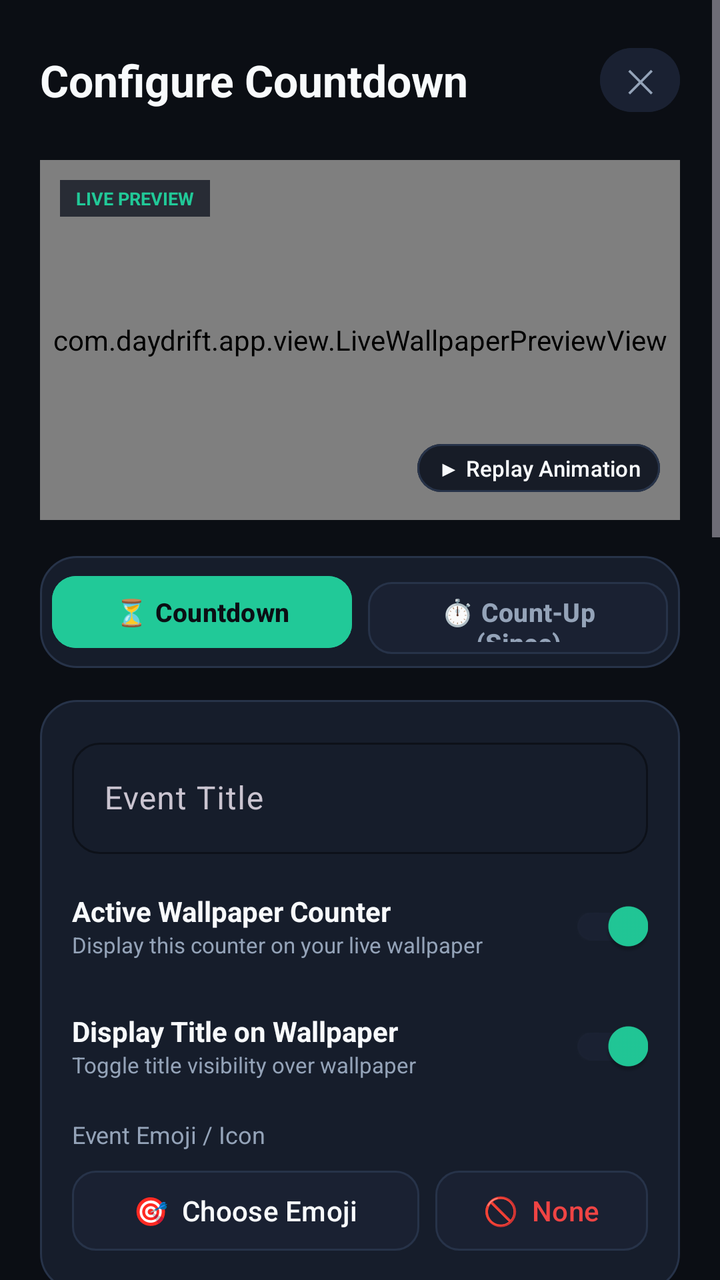
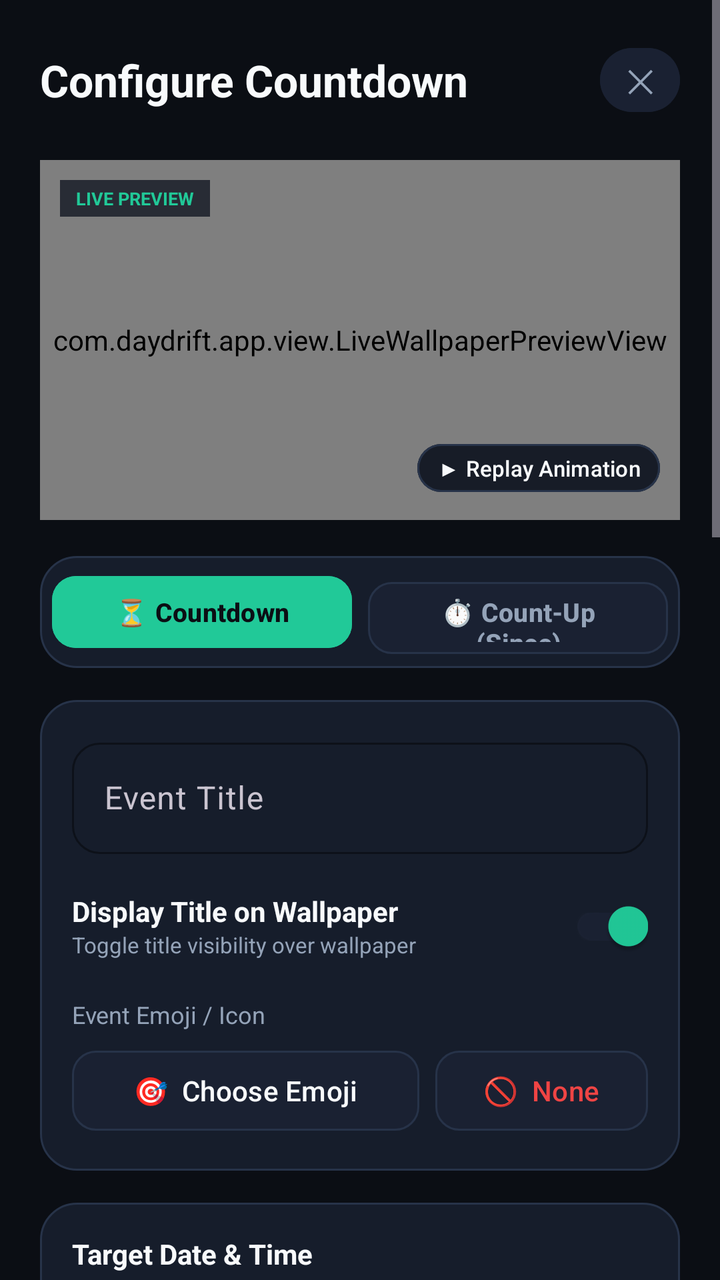

Compare the two renders of this Android layout. The source of the first and the diff that turns it into the second are given below.
<!-- AndroidManifest.xml: application theme Theme.DayDrift -->
<!-- res/layout/dialog_counter_editor.xml -->
<?xml version="1.0" encoding="utf-8"?>
<ScrollView xmlns:android="http://schemas.android.com/apk/res/android"
    xmlns:app="http://schemas.android.com/apk/res-auto"
    android:layout_width="match_parent"
    android:layout_height="match_parent"
    android:background="@color/bg_dark"
    android:fitsSystemWindows="true"
    android:fillViewport="true">

    <LinearLayout
        android:layout_width="match_parent"
        android:layout_height="wrap_content"
        android:orientation="vertical"
        android:padding="20dp">

        
        <LinearLayout
            android:layout_width="match_parent"
            android:layout_height="wrap_content"
            android:orientation="horizontal"
            android:gravity="center_vertical"
            android:layout_marginBottom="20dp">

            <TextView
                android:id="@+id/dialogTitle"
                android:layout_width="0dp"
                android:layout_height="wrap_content"
                android:layout_weight="1"
                android:text="Configure Countdown"
                android:textColor="@color/text_primary"
                android:textSize="22sp"
                android:textStyle="bold" />

            <com.google.android.material.button.MaterialButton
                android:id="@+id/btnCloseDialog"
                android:layout_width="40dp"
                android:layout_height="40dp"
                android:text="✕"
                android:textColor="@color/text_secondary"
                android:textSize="16sp"
                android:backgroundTint="@color/bg_surface_elevated"
                app:cornerRadius="20dp"
                android:padding="0dp" />
        </LinearLayout>

        
        <FrameLayout
            android:id="@+id/editorPreviewCard"
            android:layout_width="match_parent"
            android:layout_height="180dp"
            android:background="@drawable/bg_card"
            android:layout_marginBottom="18dp"
            android:clipChildren="true"
            android:clipToPadding="true">

            <com.daydrift.app.view.LiveWallpaperPreviewView
                android:id="@+id/editorPreviewView"
                android:layout_width="match_parent"
                android:layout_height="match_parent" />

            <TextView
                android:layout_width="wrap_content"
                android:layout_height="wrap_content"
                android:text="LIVE PREVIEW"
                android:textSize="9sp"
                android:textStyle="bold"
                android:textColor="@color/primary"
                android:background="#CC131824"
                android:paddingStart="8dp"
                android:paddingEnd="8dp"
                android:paddingTop="3dp"
                android:paddingBottom="3dp"
                android:layout_gravity="top|start"
                android:layout_margin="10dp" />

            <com.google.android.material.button.MaterialButton
                android:id="@+id/btnTestAnimation"
                android:layout_width="wrap_content"
                android:layout_height="32dp"
                android:text="▶ Replay Animation"
                android:textAllCaps="false"
                android:textSize="11sp"
                android:backgroundTint="#CC131824"
                android:textColor="@color/text_primary"
                app:strokeColor="@color/border_card"
                app:strokeWidth="1dp"
                app:cornerRadius="12dp"
                android:layout_gravity="bottom|end"
                android:layout_margin="10dp"
                android:paddingStart="10dp"
                android:paddingEnd="10dp"
                android:paddingTop="0dp"
                android:paddingBottom="0dp" />
        </FrameLayout>

        
        <LinearLayout
            android:layout_width="match_parent"
            android:layout_height="wrap_content"
            android:orientation="horizontal"
            android:background="@drawable/bg_card"
            android:padding="6dp"
            android:layout_marginBottom="16dp">

            <com.google.android.material.button.MaterialButton
                android:id="@+id/btnModeCountdown"
                android:layout_width="0dp"
                android:layout_height="44dp"
                android:layout_weight="1"
                android:text="⏳ Countdown"
                android:textAllCaps="false"
                android:textSize="13sp"
                android:textStyle="bold"
                android:backgroundTint="@color/primary"
                android:textColor="@color/bg_dark"
                app:cornerRadius="12dp"
                android:layout_marginEnd="4dp" />

            <com.google.android.material.button.MaterialButton
                android:id="@+id/btnModeCountUp"
                android:layout_width="0dp"
                android:layout_height="44dp"
                android:layout_weight="1"
                android:text="⏱️ Count-Up (Since)"
                android:textAllCaps="false"
                android:textSize="13sp"
                android:textStyle="bold"
                android:backgroundTint="@color/bg_surface_elevated"
                android:textColor="@color/text_secondary"
                app:strokeColor="@color/border_card"
                app:strokeWidth="1dp"
                app:cornerRadius="12dp"
                android:layout_marginStart="4dp" />
        </LinearLayout>

        
        <LinearLayout
            android:layout_width="match_parent"
            android:layout_height="wrap_content"
            android:orientation="vertical"
            android:background="@drawable/bg_card"
            android:padding="16dp"
            android:layout_marginBottom="16dp">

            <com.google.android.material.textfield.TextInputLayout
                android:layout_width="match_parent"
                android:layout_height="wrap_content"
                android:hint="Event Title"
                app:boxBackgroundColor="@color/bg_surface_card"
                app:boxStrokeColor="@color/primary"
                app:boxCornerRadiusTopStart="14dp"
                app:boxCornerRadiusTopEnd="14dp"
                app:boxCornerRadiusBottomStart="14dp"
                app:boxCornerRadiusBottomEnd="14dp"
                android:layout_marginBottom="12dp">

                <com.google.android.material.textfield.TextInputEditText
                    android:id="@+id/inputTitle"
                    android:layout_width="match_parent"
                    android:layout_height="wrap_content"
                    android:textColor="@color/text_primary"
                    android:maxLines="1" />
            </com.google.android.material.textfield.TextInputLayout>

            
            <LinearLayout
                android:layout_width="match_parent"
                android:layout_height="wrap_content"
                android:orientation="horizontal"
                android:gravity="center_vertical"
                android:layout_marginBottom="12dp">

                <LinearLayout
                    android:layout_width="0dp"
                    android:layout_height="wrap_content"
                    android:layout_weight="1"
                    android:orientation="vertical">

                    <TextView
                        android:layout_width="wrap_content"
                        android:layout_height="wrap_content"
                        android:text="Active Wallpaper Counter"
                        android:textColor="@color/text_primary"
                        android:textSize="14sp"
                        android:textStyle="bold" />

                    <TextView
                        android:layout_width="wrap_content"
                        android:layout_height="wrap_content"
                        android:text="Display this counter on your live wallpaper"
                        android:textColor="@color/text_secondary"
                        android:textSize="11sp" />
                </LinearLayout>

                <com.google.android.material.switchmaterial.SwitchMaterial
                    android:id="@+id/switchShowOnWallpaper"
                    android:layout_width="wrap_content"
                    android:layout_height="wrap_content"
                    android:checked="true"
                    app:thumbTint="@color/primary"
                    app:trackTint="@color/bg_surface_elevated" />
            </LinearLayout>

            
            <LinearLayout
                android:layout_width="match_parent"
                android:layout_height="wrap_content"
                android:orientation="horizontal"
                android:gravity="center_vertical"
                android:layout_marginBottom="12dp">

                <LinearLayout
                    android:layout_width="0dp"
                    android:layout_height="wrap_content"
                    android:layout_weight="1"
                    android:orientation="vertical">

                    <TextView
                        android:layout_width="wrap_content"
                        android:layout_height="wrap_content"
                        android:text="Display Title on Wallpaper"
                        android:textColor="@color/text_primary"
                        android:textSize="14sp"
                        android:textStyle="bold" />

                    <TextView
                        android:layout_width="wrap_content"
                        android:layout_height="wrap_content"
                        android:text="Toggle title visibility over wallpaper"
                        android:textColor="@color/text_secondary"
                        android:textSize="11sp" />
                </LinearLayout>

                <com.google.android.material.switchmaterial.SwitchMaterial
                    android:id="@+id/switchShowTitle"
                    android:layout_width="wrap_content"
                    android:layout_height="wrap_content"
                    android:checked="true"
                    app:thumbTint="@color/primary"
                    app:trackTint="@color/bg_surface_elevated" />
            </LinearLayout>

            
            <TextView
                android:layout_width="wrap_content"
                android:layout_height="wrap_content"
                android:text="Event Emoji / Icon"
                android:textColor="@color/text_secondary"
                android:textSize="12sp"
                android:layout_marginBottom="6dp" />

            <LinearLayout
                android:layout_width="match_parent"
                android:layout_height="wrap_content"
                android:orientation="horizontal"
                android:gravity="center_vertical">

                <com.google.android.material.button.MaterialButton
                    android:id="@+id/btnEmojiPicker"
                    android:layout_width="0dp"
                    android:layout_height="wrap_content"
                    android:layout_weight="1"
                    android:text="🎯  Choose Emoji"
                    android:textAllCaps="false"
                    android:textColor="@color/text_primary"
                    android:backgroundTint="@color/bg_surface_elevated"
                    app:strokeColor="@color/border_card"
                    app:strokeWidth="1dp"
                    app:cornerRadius="12dp"
                    android:layout_marginEnd="8dp" />

                <com.google.android.material.button.MaterialButton
                    android:id="@+id/btnRemoveEmoji"
                    android:layout_width="wrap_content"
                    android:layout_height="wrap_content"
                    android:text="🚫  None"
                    android:textAllCaps="false"
                    android:textColor="@color/error"
                    android:backgroundTint="@color/bg_surface_elevated"
                    app:strokeColor="@color/border_card"
                    app:strokeWidth="1dp"
                    app:cornerRadius="12dp" />
            </LinearLayout>
        </LinearLayout>

        
        <LinearLayout
            android:layout_width="match_parent"
            android:layout_height="wrap_content"
            android:orientation="vertical"
            android:background="@drawable/bg_card"
            android:padding="16dp"
            android:layout_marginBottom="16dp">

            <TextView
                android:id="@+id/tvDateLabel"
                android:layout_width="wrap_content"
                android:layout_height="wrap_content"
                android:text="Target Date &amp; Time"
                android:textColor="@color/text_primary"
                android:textSize="14sp"
                android:textStyle="bold"
                android:layout_marginBottom="10dp" />

            <LinearLayout
                android:layout_width="match_parent"
                android:layout_height="wrap_content"
                android:orientation="horizontal">

                <com.google.android.material.button.MaterialButton
                    android:id="@+id/btnDatePicker"
                    android:layout_width="0dp"
                    android:layout_height="wrap_content"
                    android:layout_weight="1"
                    android:layout_marginEnd="6dp"
                    android:text="Select Date"
                    android:textAllCaps="false"
                    android:backgroundTint="@color/bg_surface_elevated"
                    android:textColor="@color/text_primary"
                    app:strokeColor="@color/border_card"
                    app:strokeWidth="1dp"
                    app:cornerRadius="12dp" />

                <com.google.android.material.button.MaterialButton
                    android:id="@+id/btnTimePicker"
                    android:layout_width="0dp"
                    android:layout_height="wrap_content"
                    android:layout_weight="1"
                    android:layout_marginStart="6dp"
                    android:text="Select Time"
                    android:textAllCaps="false"
                    android:backgroundTint="@color/bg_surface_elevated"
                    android:textColor="@color/text_primary"
                    app:strokeColor="@color/border_card"
                    app:strokeWidth="1dp"
                    app:cornerRadius="12dp" />
            </LinearLayout>
        </LinearLayout>

        
        <LinearLayout
            android:layout_width="match_parent"
            android:layout_height="wrap_content"
            android:orientation="vertical"
            android:background="@drawable/bg_card"
            android:padding="16dp"
            android:layout_marginBottom="16dp">

            <LinearLayout
                android:layout_width="match_parent"
                android:layout_height="wrap_content"
                android:orientation="horizontal"
                android:gravity="center_vertical"
                android:layout_marginBottom="10dp">

                <TextView
                    android:layout_width="0dp"
                    android:layout_height="wrap_content"
                    android:layout_weight="1"
                    android:text="Layout &amp; Placement"
                    android:textColor="@color/text_primary"
                    android:textSize="14sp"
                    android:textStyle="bold" />

                <com.google.android.material.button.MaterialButton
                    android:id="@+id/btnBrowseLayouts"
                    android:layout_width="wrap_content"
                    android:layout_height="32dp"
                    android:text="Visual Cards ⤢"
                    android:textAllCaps="false"
                    android:textSize="11sp"
                    android:backgroundTint="@color/bg_surface_elevated"
                    android:textColor="@color/primary"
                    app:strokeColor="@color/border_card"
                    app:strokeWidth="1dp"
                    app:cornerRadius="12dp"
                    android:paddingStart="10dp"
                    android:paddingEnd="10dp"
                    android:paddingTop="0dp"
                    android:paddingBottom="0dp" />
            </LinearLayout>

            
            <com.google.android.material.textfield.TextInputLayout
                style="@style/Widget.Material3.TextInputLayout.OutlinedBox.ExposedDropdownMenu"
                android:layout_width="match_parent"
                android:layout_height="wrap_content"
                android:hint="Countdown Layout Style"
                app:boxBackgroundColor="@color/bg_surface_elevated"
                app:boxStrokeColor="@color/primary"
                app:boxCornerRadiusTopStart="12dp"
                app:boxCornerRadiusTopEnd="12dp"
                app:boxCornerRadiusBottomStart="12dp"
                app:boxCornerRadiusBottomEnd="12dp"
                android:layout_marginBottom="14dp">

                <AutoCompleteTextView
                    android:id="@+id/menuLayoutStyle"
                    android:layout_width="match_parent"
                    android:layout_height="wrap_content"
                    android:inputType="none"
                    android:textColor="@color/text_primary" />
            </com.google.android.material.textfield.TextInputLayout>

            
            <com.google.android.material.textfield.TextInputLayout
                style="@style/Widget.Material3.TextInputLayout.OutlinedBox.ExposedDropdownMenu"
                android:layout_width="match_parent"
                android:layout_height="wrap_content"
                android:hint="Transition Animation"
                app:boxBackgroundColor="@color/bg_surface_elevated"
                app:boxStrokeColor="@color/primary"
                app:boxCornerRadiusTopStart="12dp"
                app:boxCornerRadiusTopEnd="12dp"
                app:boxCornerRadiusBottomStart="12dp"
                app:boxCornerRadiusBottomEnd="12dp"
                android:layout_marginBottom="14dp">

                <AutoCompleteTextView
                    android:id="@+id/menuAnimationStyle"
                    android:layout_width="match_parent"
                    android:layout_height="wrap_content"
                    android:inputType="none"
                    android:textColor="@color/text_primary" />
            </com.google.android.material.textfield.TextInputLayout>

            
            <com.google.android.material.textfield.TextInputLayout
                style="@style/Widget.Material3.TextInputLayout.OutlinedBox.ExposedDropdownMenu"
                android:layout_width="match_parent"
                android:layout_height="wrap_content"
                android:hint="Position Preset"
                app:boxBackgroundColor="@color/bg_surface_elevated"
                app:boxStrokeColor="@color/primary"
                app:boxCornerRadiusTopStart="12dp"
                app:boxCornerRadiusTopEnd="12dp"
                app:boxCornerRadiusBottomStart="12dp"
                app:boxCornerRadiusBottomEnd="12dp"
                android:layout_marginBottom="14dp">

                <AutoCompleteTextView
                    android:id="@+id/menuPositionPreset"
                    android:layout_width="match_parent"
                    android:layout_height="wrap_content"
                    android:inputType="none"
                    android:textColor="@color/text_primary" />
            </com.google.android.material.textfield.TextInputLayout>

            
            <com.google.android.material.button.MaterialButton
                android:id="@+id/btnSelectFont"
                android:layout_width="match_parent"
                android:layout_height="52dp"
                android:text="Typography Font: Sans-Serif Bold (100+ Available)"
                android:textAllCaps="false"
                android:backgroundTint="@color/bg_surface_elevated"
                android:textColor="@color/text_primary"
                app:icon="@drawable/ic_font"
                app:iconTint="@color/primary"
                app:iconGravity="textStart"
                app:strokeColor="@color/border_card"
                app:strokeWidth="1dp"
                app:cornerRadius="14dp" />
        </LinearLayout>

        
        <LinearLayout
            android:layout_width="match_parent"
            android:layout_height="wrap_content"
            android:orientation="vertical"
            android:background="@drawable/bg_card"
            android:padding="16dp"
            android:layout_marginBottom="24dp">

            <TextView
                android:layout_width="wrap_content"
                android:layout_height="wrap_content"
                android:text="Color &amp; Gradient Engine"
                android:textColor="@color/text_primary"
                android:textSize="14sp"
                android:textStyle="bold"
                android:layout_marginBottom="10dp" />

            
            <com.google.android.material.textfield.TextInputLayout
                style="@style/Widget.Material3.TextInputLayout.OutlinedBox.ExposedDropdownMenu"
                android:layout_width="match_parent"
                android:layout_height="wrap_content"
                android:hint="Digit Color Format"
                app:boxBackgroundColor="@color/bg_surface_elevated"
                app:boxStrokeColor="@color/primary"
                app:boxCornerRadiusTopStart="12dp"
                app:boxCornerRadiusTopEnd="12dp"
                app:boxCornerRadiusBottomStart="12dp"
                app:boxCornerRadiusBottomEnd="12dp"
                android:layout_marginBottom="12dp">

                <AutoCompleteTextView
                    android:id="@+id/menuColorFormat"
                    android:layout_width="match_parent"
                    android:layout_height="wrap_content"
                    android:inputType="none"
                    android:textColor="@color/text_primary" />
            </com.google.android.material.textfield.TextInputLayout>

            
            <com.google.android.material.button.MaterialButton
                android:id="@+id/btnSolidCountColor"
                android:layout_width="match_parent"
                android:layout_height="wrap_content"
                android:text="Choose Solid Color"
                android:textAllCaps="false"
                android:textColor="@color/white"
                app:cornerRadius="12dp"
                android:visibility="gone"
                android:layout_marginBottom="12dp" />

            
            <LinearLayout
                android:id="@+id/layoutCountGradientOptions"
                android:layout_width="match_parent"
                android:layout_height="wrap_content"
                android:orientation="vertical">

                <TextView
                    android:id="@+id/tvCountGradAngle"
                    android:layout_width="wrap_content"
                    android:layout_height="wrap_content"
                    android:text="Gradient Angle: 45°"
                    android:textColor="@color/text_secondary"
                    android:textSize="12sp" />

                <com.google.android.material.slider.Slider
                    android:id="@+id/sliderCountGradAngle"
                    android:layout_width="match_parent"
                    android:layout_height="wrap_content"
                    android:valueFrom="0"
                    android:valueTo="360"
                    android:value="45"
                    android:stepSize="15"
                    app:thumbColor="@color/primary"
                    app:trackColorActive="@color/primary" />

                <LinearLayout
                    android:layout_width="match_parent"
                    android:layout_height="wrap_content"
                    android:orientation="horizontal"
                    android:layout_marginTop="4dp">

                    <com.google.android.material.button.MaterialButton
                        android:id="@+id/btnCountStartColor"
                        android:layout_width="0dp"
                        android:layout_height="wrap_content"
                        android:layout_weight="1"
                        android:layout_marginEnd="6dp"
                        android:text="Start Color"
                        android:textAllCaps="false"
                        android:textColor="@color/white"
                        app:cornerRadius="12dp" />

                    <com.google.android.material.button.MaterialButton
                        android:id="@+id/btnCountEndColor"
                        android:layout_width="0dp"
                        android:layout_height="wrap_content"
                        android:layout_weight="1"
                        android:layout_marginStart="6dp"
                        android:text="End Color"
                        android:textAllCaps="false"
                        android:textColor="@color/white"
                        app:cornerRadius="12dp" />
                </LinearLayout>
            </LinearLayout>

        </LinearLayout>

        
        <LinearLayout
            android:layout_width="match_parent"
            android:layout_height="wrap_content"
            android:orientation="horizontal"
            android:layout_marginBottom="24dp">

            <com.google.android.material.button.MaterialButton
                android:id="@+id/btnCancel"
                android:layout_width="0dp"
                android:layout_height="52dp"
                android:layout_weight="1"
                android:layout_marginEnd="8dp"
                android:text="Cancel"
                android:textAllCaps="false"
                android:backgroundTint="@color/bg_surface_elevated"
                android:textColor="@color/text_secondary"
                app:strokeColor="@color/border_card"
                app:strokeWidth="1dp"
                app:cornerRadius="14dp" />

            <com.google.android.material.button.MaterialButton
                android:id="@+id/btnSave"
                android:layout_width="0dp"
                android:layout_height="52dp"
                android:layout_weight="2"
                android:layout_marginStart="8dp"
                android:text="Save Countdown"
                android:textAllCaps="false"
                android:textStyle="bold"
                android:backgroundTint="@color/primary"
                android:textColor="@color/bg_dark"
                app:cornerRadius="14dp" />
        </LinearLayout>

    </LinearLayout>
</ScrollView>
<!-- resources referenced by this layout -->
<resources>
  <color name="bg_dark">#0B0E14</color>
  <color name="bg_surface_card">#161D2B</color>
  <color name="bg_surface_elevated">#1A2132</color>
  <color name="border_card">#273349</color>
  <color name="error">#EF4444</color>
  <color name="primary">#21C998</color>
  <color name="text_primary">#F8FAFC</color>
  <color name="text_secondary">#94A3B8</color>
  <color name="white">#FFFFFF</color>
  <!-- drawable bg_card (drawable) -->
  <?xml version="1.0" encoding="utf-8"?>
  <shape xmlns:android="http://schemas.android.com/apk/res/android"
      android:shape="rectangle">
      <solid android:color="@color/bg_surface_card" />
      <stroke android:width="1dp" android:color="@color/border_card" />
      <corners android:radius="18dp" />
  </shape>
  <!-- drawable ic_font (drawable) -->
  <vector xmlns:android="http://schemas.android.com/apk/res/android"
      android:width="24dp"
      android:height="24dp"
      android:viewportWidth="24"
      android:viewportHeight="24">
      <path
          android:fillColor="#21C998"
          android:pathData="M9.93,13.5h4.14L12,7.98z M20,2H4C2.9,2 2,2.9 2,4v16c0,1.1 0.9,2 2,2h16c1.1,0 2,-0.9 2,-2V4C22,2.9 21.1,2 20,2z M15.53,17.5l-1.07,-3h-4.92l-1.07,3H6.25L10.9,5.5h2.2l4.65,12H15.53z" />
  </vector>
  <style name="Theme.DayDrift" parent="Theme.Material3.Dark.NoActionBar">
          <item name="colorPrimary">@color/primary</item>
          <item name="colorPrimaryVariant">@color/primary_variant</item>
          <item name="colorSecondary">@color/secondary</item>
          <item name="colorSecondaryVariant">@color/secondary_variant</item>
          <item name="android:windowBackground">@color/bg_dark</item>
          <item name="android:colorBackground">@color/bg_dark</item>
          <item name="colorSurface">@color/bg_surface</item>
          <item name="colorSurfaceVariant">@color/bg_surface_card</item>
          <item name="colorOnSurface">@color/text_primary</item>
          <item name="colorOnPrimary">@color/bg_dark</item>
          <item name="android:statusBarColor">@color/bg_dark</item>
          <item name="android:navigationBarColor">@color/bg_dark</item>
          <item name="android:windowLightStatusBar">false</item>
          <item name="android:windowAnimationStyle">@style/DayDriftAnimation.Activity</item>
      </style>
  <color name="primary_variant">#16A37A</color>
  <color name="secondary">#6366F1</color>
  <color name="secondary_variant">#4F46E5</color>
  <color name="bg_surface">#131824</color>
  <style name="DayDriftAnimation.Activity" parent="@android:style/Animation.Activity">
          <item name="android:activityOpenEnterAnimation">@anim/slide_in_right</item>
          <item name="android:activityOpenExitAnimation">@anim/slide_out_left</item>
          <item name="android:activityCloseEnterAnimation">@anim/slide_in_left</item>
          <item name="android:activityCloseExitAnimation">@anim/slide_out_right</item>
      </style>
</resources>

<!-- the commit's change to res/layout/dialog_counter_editor.xml (unified diff, before → after) -->
@@ -161,45 +161,6 @@
                     android:textColor="@color/text_primary"
                     android:maxLines="1" />
             </com.google.android.material.textfield.TextInputLayout>
-
-            
-            <LinearLayout
-                android:layout_width="match_parent"
-                android:layout_height="wrap_content"
-                android:orientation="horizontal"
-                android:gravity="center_vertical"
-                android:layout_marginBottom="12dp">
-
-                <LinearLayout
-                    android:layout_width="0dp"
-                    android:layout_height="wrap_content"
-                    android:layout_weight="1"
-                    android:orientation="vertical">
-
-                    <TextView
-                        android:layout_width="wrap_content"
-                        android:layout_height="wrap_content"
-                        android:text="Active Wallpaper Counter"
-                        android:textColor="@color/text_primary"
-                        android:textSize="14sp"
-                        android:textStyle="bold" />
-
-                    <TextView
-                        android:layout_width="wrap_content"
-                        android:layout_height="wrap_content"
-                        android:text="Display this counter on your live wallpaper"
-                        android:textColor="@color/text_secondary"
-                        android:textSize="11sp" />
-                </LinearLayout>
-
-                <com.google.android.material.switchmaterial.SwitchMaterial
-                    android:id="@+id/switchShowOnWallpaper"
-                    android:layout_width="wrap_content"
-                    android:layout_height="wrap_content"
-                    android:checked="true"
-                    app:thumbTint="@color/primary"
-                    app:trackTint="@color/bg_surface_elevated" />
-            </LinearLayout>
 
             
             <LinearLayout
@@ -573,6 +534,17 @@
 
         </LinearLayout>
 
+        <com.google.android.material.checkbox.MaterialCheckBox
+            android:id="@+id/cbSetActiveWallpaper"
+            android:layout_width="match_parent"
+            android:layout_height="wrap_content"
+            android:text="Set as active live wallpaper counter"
+            android:textColor="@color/text_primary"
+            android:textSize="13sp"
+            android:checked="true"
+            app:buttonTint="@color/primary"
+            android:layout_marginBottom="12dp" />
+
         
         <LinearLayout
             android:layout_width="match_parent"
